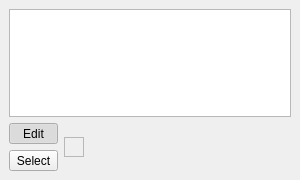
undisbeliever/untech-editor, file src/gui-qt/metasprite/metasprite/palettesdock.ui: the form before one commit.
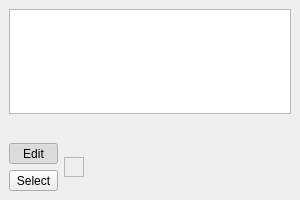
The form after the commit.

The edit to the form file:
```diff
--- a/src/gui-qt/metasprite/metasprite/palettesdock.ui
+++ b/src/gui-qt/metasprite/metasprite/palettesdock.ui
@@ -7,7 +7,7 @@
     <x>0</x>
     <y>0</y>
     <width>300</width>
-    <height>180</height>
+    <height>200</height>
    </rect>
   </property>
   <property name="sizePolicy">
@@ -49,6 +49,22 @@
       </property>
      </widget>
     </item>
+    <item>
+     <widget class="QToolBar" name="paletteListButtons">
+      <property name="movable">
+       <bool>false</bool>
+      </property>
+      <property name="iconSize">
+       <size>
+        <width>16</width>
+        <height>16</height>
+       </size>
+      </property>
+      <property name="floatable">
+       <bool>false</bool>
+      </property>
+     </widget>
+    </item>
     <item>
      <layout class="QHBoxLayout" name="horizontalLayout" stretch="0,0,1">
       <property name="sizeConstraint">
```
